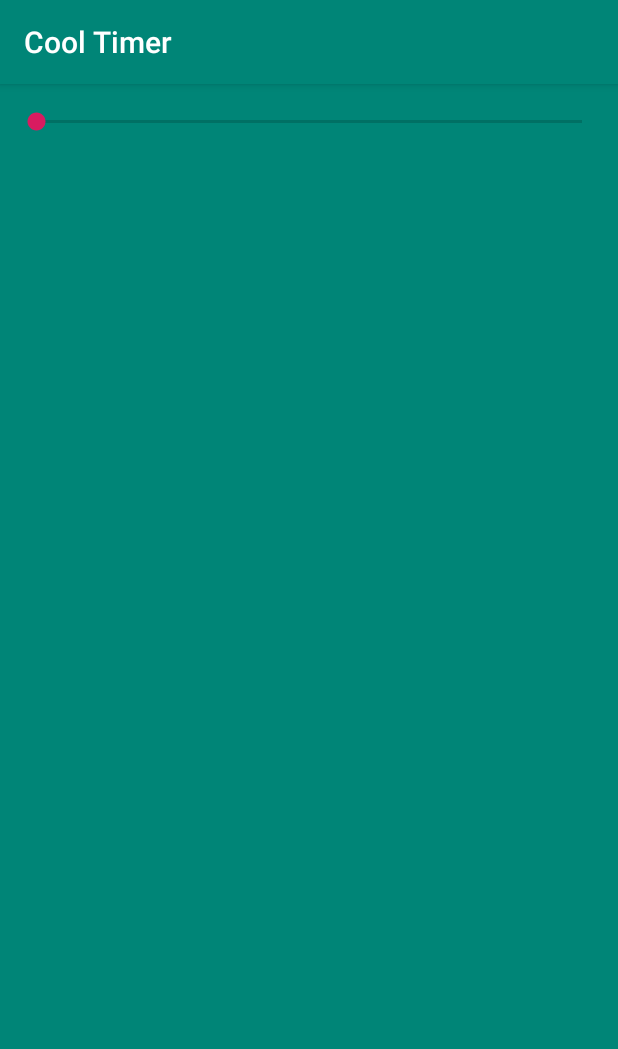
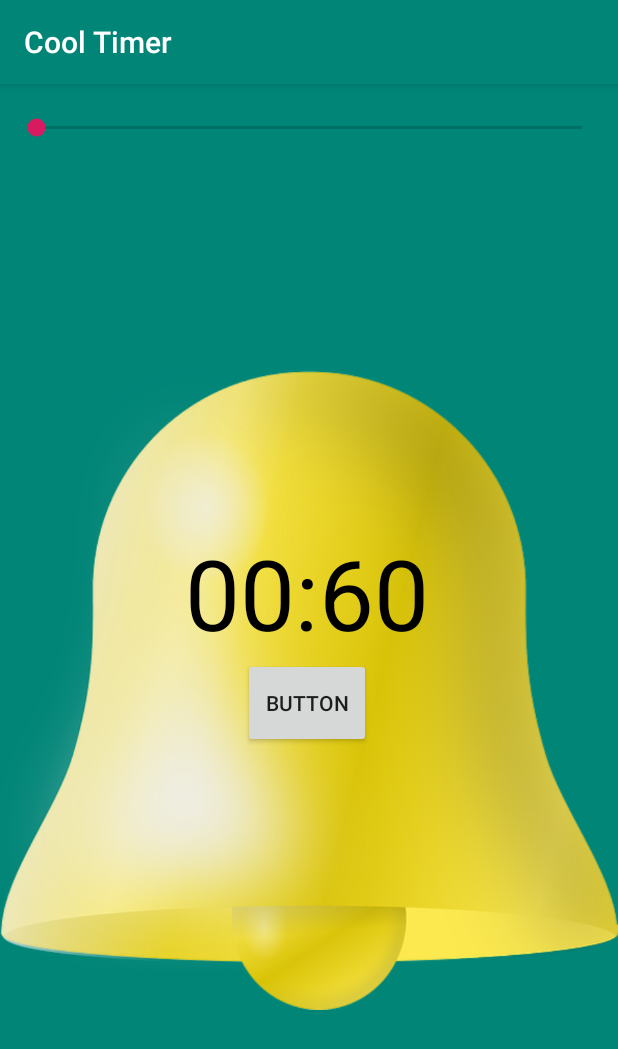
Before and after one commit to anpulein/CoolTimer, an Android app: the screen it shows after launch (MainActivity), on a phone screen of 412 x 824 dp. Shown: the top 1049 px of the screen. Run offline under Robolectric (Android 15) with nearby library versions, the phone set to English and light mode, and no system bars.

Commit message:
Material Design end

```diff
--- a/app/src/main/res/layout/activity_main.xml
+++ b/app/src/main/res/layout/activity_main.xml
@@ -7,14 +7,49 @@
     tools:context=".MainActivity">
 
     <SeekBar
-        android:id="@+id/seekBar2"
+        android:id="@+id/seekBar"
         android:layout_width="match_parent"
         android:layout_height="wrap_content"
+        android:layout_marginStart="8dp"
+        android:layout_marginTop="20dp"
+        android:layout_marginEnd="8dp"
         android:theme="@style/SeekBarColor"
-        android:layout_marginStart="8dp"
-        android:layout_marginTop="16dp"
-        android:layout_marginEnd="8dp"
         app:layout_constraintEnd_toEndOf="parent"
         app:layout_constraintStart_toStartOf="parent"
         app:layout_constraintTop_toTopOf="parent" />
+
+    <ImageView
+        android:id="@+id/bell"
+        android:layout_width="wrap_content"
+        android:layout_height="wrap_content"
+        android:layout_marginTop="75dp"
+        app:layout_constraintEnd_toEndOf="parent"
+        app:layout_constraintStart_toStartOf="parent"
+        app:layout_constraintTop_toTopOf="parent"
+        app:srcCompat="@drawable/bell" />
+
+    <TextView
+        android:id="@+id/times"
+        android:layout_width="wrap_content"
+        android:layout_height="wrap_content"
+        android:layout_marginStart="175dp"
+        android:layout_marginEnd="178dp"
+        android:layout_marginBottom="385dp"
+        android:text="00:60"
+        android:textColor="@color/black"
+        android:textSize="65sp"
+        app:layout_constraintBottom_toBottomOf="parent"
+        app:layout_constraintEnd_toEndOf="parent"
+        app:layout_constraintStart_toStartOf="parent" />
+
+    <Button
+        android:id="@+id/button3"
+        android:layout_width="85dp"
+        android:layout_height="60dp"
+        android:shadowColor="@color/colorPrimary"
+        android:text="Button"
+        app:layout_constraintEnd_toEndOf="@+id/times"
+        app:layout_constraintStart_toStartOf="@+id/times"
+        app:layout_constraintTop_toBottomOf="@+id/times" />
+
 </androidx.constraintlayout.widget.ConstraintLayout>
--- a/app/src/main/res/values/style.xml
+++ b/app/src/main/res/values/style.xml
@@ -6,7 +6,6 @@
         <item name="colorPrimaryDark">@color/colorPrimaryDark</item>
         <item name="android:windowBackground">@color/windowBackground</item>
         <item name="android:navigationBarColor">@color/black</item>
-        <item name="android:textColorPrimary">@color/white</item>
         <item name="android:seekBarStyle">@style/SeekBarColor</item>
     </style>
 
```
